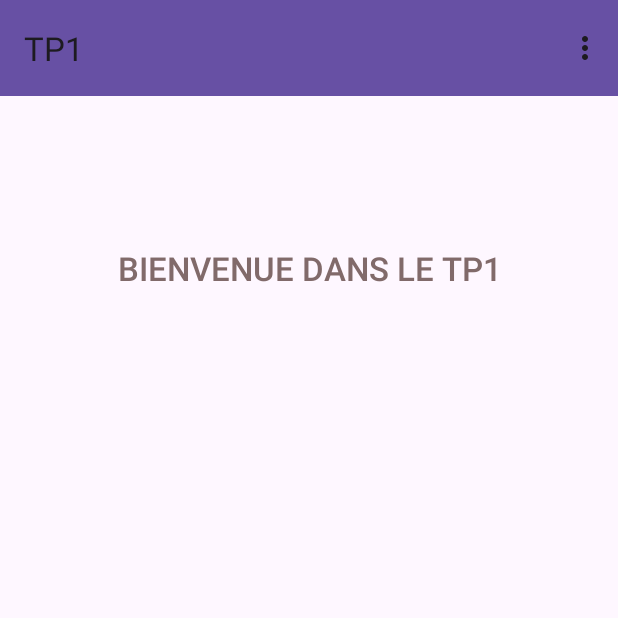
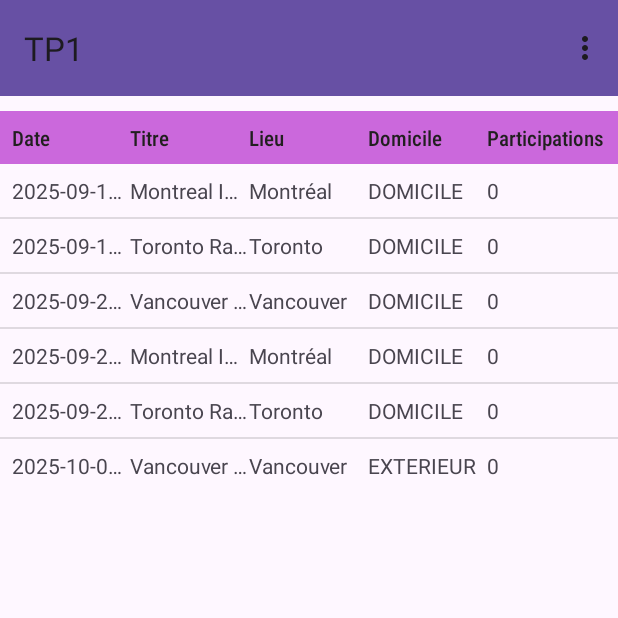
Before and after one commit to StLoadingEternal/tp1Mobile, an Android app: the screen it shows after launch (MainActivity before the commit, CalendrierActivity after it), in the options menu, after a tap on "Calendrier", on a phone screen of 412 x 824 dp, the top half of it. Run offline under Robolectric (Android 15) with nearby library versions, the phone set to English and light mode, and no system bars.

Commit message:
Calendrier et Présences
- Terminer la vue Calendrier
- Terminer la vue Présence

```diff
--- a/app/src/main/AndroidManifest.xml
+++ b/app/src/main/AndroidManifest.xml
@@ -12,6 +12,7 @@
         android:supportsRtl="true"
         android:theme="@style/Theme.Tp1"
         tools:targetApi="31">
+        <activity android:name=".CalendrierActivity"/>
         <activity android:name=".JoueurActivity"/>
         <activity android:name=".PresenceActivity"/>
         <activity
--- /dev/null
+++ b/app/src/main/java/AdaptatersView/CalendrierAdaptater.java
@@ -0,0 +1,59 @@
+package AdaptatersView;
+
+import android.content.Context;
+import android.view.LayoutInflater;
+import android.view.View;
+import android.view.ViewGroup;
+import android.widget.BaseAdapter;
+import android.widget.TextView;
+
+import com.climoilou.myapplication.R;
+
+import aModels.Activite;
+import aModels.Joueur;
+
+public class CalendrierAdaptater extends BaseAdapter {
+
+    Context context;
+    Activite[] activities;
+    LayoutInflater inflater;
+
+    public CalendrierAdaptater(Context context, Activite[] activities) {
+        this.context = context;
+        this.activities = activities;
+        this.inflater = LayoutInflater.from(context);
+    }
+
+    @Override
+    public int getCount() {
+        return activities.length;
+    }
+
+    @Override
+    public Object getItem(int position) {
+        return activities[position];
+    }
+
+    @Override
+    public long getItemId(int position) {
+        return 0;
+    }
+
+    @Override
+    public View getView(int position, View convertView, ViewGroup parent) {
+        convertView = inflater.inflate(R.layout.calendrier_listview, null);
+        TextView date = (TextView) convertView.findViewById(R.id.date);
+        TextView titre = (TextView) convertView.findViewById(R.id.titre);
+        TextView lieu = (TextView) convertView.findViewById(R.id.lieu);
+        TextView stade = (TextView) convertView.findViewById(R.id.stade);
+        TextView participations = (TextView) convertView.findViewById(R.id.participations);
+
+        date.setText(activities[position].getDate());
+        titre.setText(activities[position].getTitre());
+        lieu.setText(activities[position].getLieu());
+        stade.setText(activities[position].getStade().name());
+        participations.setText(String.valueOf(activities[position].getParticipants().size()));
+
+        return convertView;
+    }
+}
--- a/app/src/main/java/AdaptatersView/JoueurAdapter.java
+++ b/app/src/main/java/AdaptatersView/JoueurAdapter.java
@@ -14,13 +14,13 @@ public class JoueurAdapter extends BaseAdapter {
 
 
     Context context;
-    Joueur players[];
+    Joueur[] players;
     LayoutInflater inflater;
 
     public JoueurAdapter(Context context, Joueur[] players) {
         this.context = context;
         this.players = players;
-        inflater = (LayoutInflater.from(context));
+        inflater = LayoutInflater.from(context);
     }
 
     @Override
--- a/app/src/main/java/aModels/Activite.java
+++ b/app/src/main/java/aModels/Activite.java
@@ -2,17 +2,24 @@ package aModels;
 
 import android.os.Parcel;
 import android.os.Parcelable;
+import android.util.ArraySet;
 
 import androidx.annotation.NonNull;
 
+import java.util.ArrayList;
+import java.util.HashSet;
+import java.util.List;
+import java.util.Set;
+
 public class Activite implements Parcelable {
 
-    public String date;
-    public String titre;
-    public String lieu;
+    private String date;
+    private String titre;
+    private String lieu;
     public static enum Stade {DOMICILE, EXTERIEUR};
-    public Stade stade;
-    public int confirmation;
+    private Stade stade;
+    private int confirmation;
+    private Set<Joueur> participants = new HashSet<>();
 
     public Activite(String date, String titre, String lieu, Stade stade, int confirmation) {
         this.date = date;
@@ -62,6 +69,14 @@ public class Activite implements Parcelable {
         return confirmation;
     }
 
+    public Set<Joueur> getParticipants() {
+        return participants;
+    }
+
+    public void setParticipants(Set<Joueur> participants) {
+        this.participants = participants;
+    }
+
     public void setDate(String date) {
         this.date = date;
     }
--- a/app/src/main/java/com/climoilou/myapplication/CalendrierActivity.java
+++ b/app/src/main/java/com/climoilou/myapplication/CalendrierActivity.java
@@ -1,4 +1,60 @@
 package com.climoilou.myapplication;
 
-public class CalendrierActivity {
+import android.os.Bundle;
+import android.os.Parcelable;
+import android.view.Menu;
+import android.widget.ListView;
+
+import androidx.annotation.Nullable;
+import androidx.appcompat.app.AppCompatActivity;
+import androidx.appcompat.widget.Toolbar;
+import androidx.core.graphics.Insets;
+import androidx.core.view.ViewCompat;
+import androidx.core.view.WindowInsetsCompat;
+
+import AdaptatersView.CalendrierAdaptater;
+import aModels.Activite;
+
+public class CalendrierActivity extends AppCompatActivity {
+
+
+    Activite[] activitiesTab;
+
+    //La navigation se fait seulement de la vue main vers les autres vues pour le moment. Il faut aussi garder les modifications en mémoire. Ajout de DOC
+    @Override
+    protected void onCreate(@Nullable Bundle savedInstanceState) {
+
+        super.onCreate(savedInstanceState);
+        setContentView(R.layout.calendrier);
+
+        ViewCompat.setOnApplyWindowInsetsListener(findViewById(R.id.calendrierView), (v, insets) -> {
+            Insets systemBars = insets.getInsets(WindowInsetsCompat.Type.systemBars());
+            v.setPadding(systemBars.left, systemBars.top, systemBars.right, systemBars.bottom);
+            return insets;
+        });
+
+        Toolbar myToolbar = findViewById(R.id.toolbar2);
+        setSupportActionBar(myToolbar);
+
+        Bundle extras = getIntent().getExtras();
+        if (extras != null) {
+            Parcelable[] tab_a = extras.getParcelableArray("activites_tab");
+            activitiesTab = new Activite[tab_a.length];
+            for (int i = 0; i < tab_a.length; i++) {
+                activitiesTab[i] = (Activite) tab_a[i];
+            }
+        }
+
+        CalendrierAdaptater adapter = new CalendrierAdaptater(this, activitiesTab);
+        ListView listView = findViewById(R.id.listeCalendrier);
+        listView.setAdapter(adapter);
+
+    }
+
+    @Override
+    public boolean onCreateOptionsMenu(Menu menu) {
+        getMenuInflater().inflate(R.menu.options_menu, menu);
+        return true;
+    }
+
 }
--- a/app/src/main/java/com/climoilou/myapplication/MainActivity.java
+++ b/app/src/main/java/com/climoilou/myapplication/MainActivity.java
@@ -44,6 +44,8 @@ public class MainActivity extends AppCompatActivity {
     };
 
 
+    //La navigation se fait seulement de la vue main vers les autres vues pour le moment. Il faut aussi garder les modifications en mémoire. Ajout de DOC
+
     @Override
     protected void onCreate(Bundle savedInstanceState) {
         super.onCreate(savedInstanceState);
@@ -85,6 +87,7 @@ public class MainActivity extends AppCompatActivity {
             return true;
         } else if (id == R.id.calendrier_item) {
             Intent intent = new Intent(this, CalendrierActivity.class);
+            intent.putExtra("activites_tab", activites);
             startActivity(intent);
             return true;
         } else if (id == R.id.partenaires_item) {
--- /dev/null
+++ b/app/src/main/res/layout/calendrier.xml
@@ -0,0 +1,97 @@
+<?xml version="1.0" encoding="utf-8"?>
+<androidx.constraintlayout.widget.ConstraintLayout xmlns:android="http://schemas.android.com/apk/res/android"
+    xmlns:app="http://schemas.android.com/apk/res-auto"
+    xmlns:tools="http://schemas.android.com/tools"
+    android:layout_width="match_parent"
+    android:layout_height="match_parent"
+    android:id="@+id/calendrierView"
+    tools:context=".CalendrierActivity">
+
+    <LinearLayout
+        android:layout_width="match_parent"
+        android:layout_height="match_parent"
+        android:orientation="vertical"
+        app:layout_constraintBottom_toBottomOf="parent"
+        app:layout_constraintEnd_toEndOf="parent"
+        app:layout_constraintStart_toStartOf="parent"
+        app:layout_constraintTop_toTopOf="parent">
+
+        <androidx.appcompat.widget.Toolbar
+            android:id="@+id/toolbar2"
+            android:layout_width="match_parent"
+            android:layout_height="wrap_content"
+            android:background="?attr/colorPrimary"
+            android:minHeight="?attr/actionBarSize"
+            android:theme="?attr/actionBarTheme" />
+
+        <LinearLayout
+            android:layout_width="match_parent"
+            android:layout_height="wrap_content"
+            android:layout_marginTop="10dp"
+            android:background="#CB68DC"
+            android:orientation="horizontal"
+            android:padding="8dp">
+
+            <TextView
+                android:layout_width="0dp"
+                android:layout_height="wrap_content"
+                android:layout_weight="1"
+                android:ellipsize="end"
+                android:fontFamily="sans-serif-condensed-medium"
+                android:maxLines="1"
+                android:text="Date"
+                android:textColor="#211F1F"
+                android:textSize="14sp" />
+
+            <TextView
+                android:layout_width="0dp"
+                android:layout_height="wrap_content"
+                android:layout_weight="1"
+                android:ellipsize="end"
+                android:fontFamily="sans-serif-condensed-medium"
+                android:maxLines="1"
+                android:text="Titre"
+                android:textColor="#211F1F"
+                android:textSize="14sp" />
+
+            <TextView
+                android:layout_width="0dp"
+                android:layout_height="wrap_content"
+                android:layout_weight="1"
+                android:ellipsize="end"
+                android:fontFamily="sans-serif-condensed-medium"
+                android:maxLines="1"
+                android:text="Lieu"
+                android:textColor="#211F1F"
+                android:textSize="14sp" />
+
+            <TextView
+                android:layout_width="0dp"
+                android:layout_height="wrap_content"
+                android:layout_weight="1"
+                android:ellipsize="end"
+                android:fontFamily="sans-serif-condensed-medium"
+                android:maxLines="1"
+                android:text="Domicile"
+                android:textColor="#211F1F"
+                android:textSize="14sp" />
+
+            <TextView
+                android:layout_width="0dp"
+                android:layout_height="wrap_content"
+                android:layout_weight="1"
+                android:ellipsize="end"
+                android:fontFamily="sans-serif-condensed-medium"
+                android:maxLines="1"
+                android:text="Participations"
+                android:textColor="#211F1F"
+                android:textSize="14sp" />
+        </LinearLayout>
+
+        <ListView
+            android:id="@+id/listeCalendrier"
+            android:layout_width="match_parent"
+            android:layout_height="wrap_content" />
+    </LinearLayout>
+
+</androidx.constraintlayout.widget.ConstraintLayout>
--- /dev/null
+++ b/app/src/main/res/layout/calendrier_listview.xml
@@ -0,0 +1,48 @@
+<?xml version="1.0" encoding="utf-8"?>
+<LinearLayout
+    xmlns:android="http://schemas.android.com/apk/res/android"
+    android:orientation="horizontal"
+    android:layout_width="match_parent"
+    android:layout_height="wrap_content"
+    android:padding="8dp">
+
+    <TextView
+        android:id="@+id/date"
+        android:layout_width="0dp"
+        android:layout_height="wrap_content"
+        android:layout_weight="1"
+        android:maxLines="1"
+        android:ellipsize="end"/>
+
+    <TextView
+        android:id="@+id/titre"
+        android:layout_width="0dp"
+        android:layout_height="wrap_content"
+        android:layout_weight="1"
+        android:maxLines="1"
+        android:ellipsize="end"/>
+
+    <TextView
+        android:id="@+id/lieu"
+        android:layout_width="0dp"
+        android:layout_height="wrap_content"
+        android:layout_weight="1"
+        android:maxLines="1"
+        android:ellipsize="end"/>
+
+    <TextView
+        android:id="@+id/stade"
+        android:layout_width="0dp"
+        android:layout_height="wrap_content"
+        android:layout_weight="1"
+        android:maxLines="1"
+        android:ellipsize="end"/>
+
+    <TextView
+        android:id="@+id/participations"
+        android:layout_width="0dp"
+        android:layout_height="wrap_content"
+        android:layout_weight="1"
+        android:maxLines="1"
+        android:ellipsize="end"/>
+</LinearLayout>
--- a/app/src/main/res/layout/joueurs.xml
+++ b/app/src/main/res/layout/joueurs.xml
@@ -23,7 +23,7 @@
             android:theme="?attr/actionBarTheme" />
 
         <ListView
-            android:id="@+id/liste"
+            android:id="@+id/listeJoueur"
             android:layout_width="match_parent"
             android:layout_height="wrap_content" />
     </LinearLayout>
--- a/app/src/main/res/layout/presences.xml
+++ b/app/src/main/res/layout/presences.xml
@@ -99,7 +99,7 @@
             android:textColor="#877F7F" />
 
         <TextView
-            android:id="@+id/textView6"
+            android:id="@+id/activiteText"
             android:layout_width="match_parent"
             android:layout_height="wrap_content"
             android:layout_marginTop="20dp"
@@ -110,7 +110,7 @@
             android:textColor="#877F7F" />
 
         <TextView
-            android:id="@+id/textView7"
+            android:id="@+id/nombrePresence"
             android:layout_width="match_parent"
             android:layout_height="wrap_content"
             android:text="0"
```
Also changed, not shown: app/src/main/java/aModels/Joueur.java (+19 -2 lines), app/src/main/java/com/climoilou/myapplication/JoueurActivity.java (+4 -7 lines), app/src/main/java/com/climoilou/myapplication/PresenceActivity.java (+105 -8 lines).
